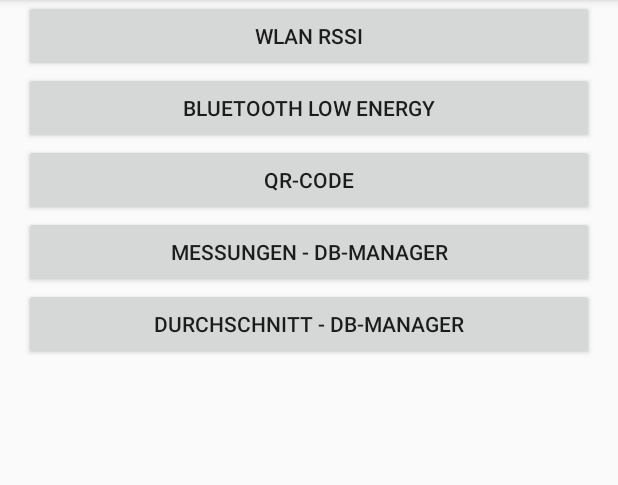
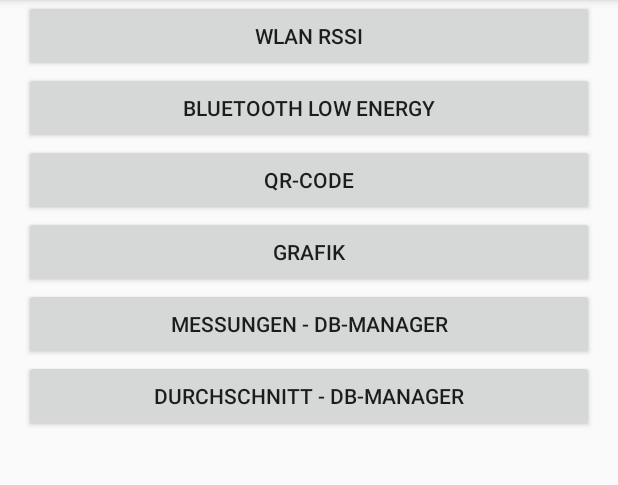
Before and after one commit to chenkel/Lokalisierung-mit-Wearables, an Android app: the screen it shows after launch (TitleScreen), on a phone screen of 412 x 824 dp, the part 84-569 px from its top. Run offline under Robolectric (Android 15) with nearby library versions, the phone set to English and light mode, and no system bars.

Commit message:
Neue Activity, welche die Visualisierung des Orts enthalten wird.

```diff
--- a/mobile/src/main/AndroidManifest.xml
+++ b/mobile/src/main/AndroidManifest.xml
@@ -36,6 +36,11 @@
             <meta-data android:name="android.support.PARENT_ACTIVITY"
                 android:value=".activities.TitleScreen" />
         </activity>
+        <activity android:name=".activities.GraphicActivity"
+            android:parentActivityName=".activities.TitleScreen">
+            <meta-data android:name="android.support.PARENT_ACTIVITY"
+                android:value=".activities.TitleScreen" />
+        </activity>
         <activity android:name=".helper.DBManagerMeasurements"
             android:parentActivityName=".activities.TitleScreen">
             <meta-data android:name="android.support.PARENT_ACTIVITY"
--- a/mobile/src/main/java/smartwatch/context/project/activities/TitleScreen.java
+++ b/mobile/src/main/java/smartwatch/context/project/activities/TitleScreen.java
@@ -24,6 +24,7 @@ public class TitleScreen extends Activity {
         addListenerWlan();
         addListenerBle();
         addListenerQrcode();
+        addListenerGraphic();
         addListenerDBManagerMeasurements();
         addListenerDBManagerAverages();
     }
@@ -59,6 +60,19 @@ public class TitleScreen extends Activity {
             @Override
             public void onClick(View view) {
                 Intent intent = new Intent(view.getContext(), QrcodeActivity.class);
+                startActivity(intent);
+
+            }
+        });
+    }
+
+    public void addListenerGraphic(){
+        final Button graphicswitchact =(Button)findViewById(R.id.localization_graphic);
+        graphicswitchact.setOnClickListener(new View.OnClickListener() {
+
+            @Override
+            public void onClick(View view) {
+                Intent intent = new Intent(view.getContext(), GraphicActivity.class);
                 startActivity(intent);
 
             }
--- a/mobile/src/main/res/layout/activity_title_screen.xml
+++ b/mobile/src/main/res/layout/activity_title_screen.xml
@@ -25,6 +25,13 @@
         android:layout_width="match_parent"
         android:layout_height="wrap_content"
         android:text="@string/title_activity_qrcode"/>
+
+    <Button
+        android:id="@+id/localization_graphic"
+        android:layout_width="match_parent"
+        android:layout_height="wrap_content"
+        android:text="Grafik"/>
+
     <Button
         android:id="@+id/db_manager_measurements"
         android:layout_width="match_parent"
```
Also changed, not shown: mobile/src/main/java/smartwatch/context/project/activities/GraphicActivity.java (added, +18 -0 lines), mobile/src/main/res/layout/activity_graphic.xml (added, +16 -0 lines).
